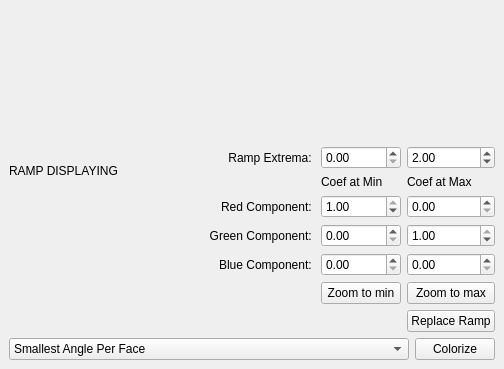
Above: Polyhedron/demo/Polyhedron/Plugins/Display/Display_property.ui from CGAL/cgal before the change. Below: the same form after it.
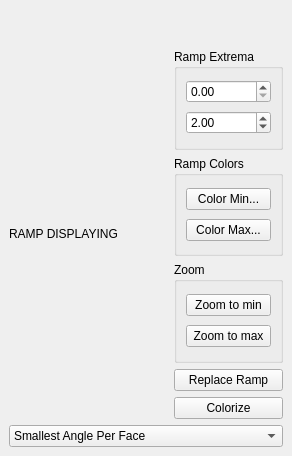
That is the form after the change.

Commit message: Widget rework to gain space

Diff of the .ui file:
```diff
--- a/Polyhedron/demo/Polyhedron/Plugins/Display/Display_property.ui
+++ b/Polyhedron/demo/Polyhedron/Plugins/Display/Display_property.ui
@@ -6,15 +6,28 @@
    <rect>
     <x>0</x>
     <y>0</y>
-    <width>504</width>
-    <height>369</height>
+    <width>292</width>
+    <height>456</height>
    </rect>
   </property>
   <property name="windowTitle">
    <string>Property Displaying</string>
   </property>
   <widget class="QWidget" name="dockWidgetContents">
-   <layout class="QVBoxLayout" name="verticalLayout" stretch="1,0">
+   <layout class="QVBoxLayout" name="verticalLayout" stretch="0,1,0">
+    <item>
+     <spacer name="verticalSpacer">
+      <property name="orientation">
+       <enum>Qt::Vertical</enum>
+      </property>
+      <property name="sizeHint" stdset="0">
+       <size>
+        <width>20</width>
+        <height>40</height>
+       </size>
+      </property>
+     </spacer>
+    </item>
     <item>
      <layout class="QHBoxLayout" name="horizontalLayout_3" stretch="1,0">
       <item>
@@ -26,167 +39,96 @@
       </item>
       <item>
        <layout class="QGridLayout" name="gridLayout">
-        <item row="4" column="0">
-         <widget class="QLabel" name="label_5">
-          <property name="text">
-           <string>Green Component: </string>
-          </property>
-          <property name="alignment">
-           <set>Qt::AlignRight|Qt::AlignTrailing|Qt::AlignVCenter</set>
-          </property>
-         </widget>
-        </item>
-        <item row="3" column="0">
-         <widget class="QLabel" name="label_4">
-          <property name="text">
-           <string>Red Component: </string>
-          </property>
-          <property name="alignment">
-           <set>Qt::AlignRight|Qt::AlignTrailing|Qt::AlignVCenter</set>
-          </property>
-         </widget>
-        </item>
         <item row="1" column="1">
-         <widget class="QDoubleSpinBox" name="minBox"/>
+         <widget class="QGroupBox" name="groupBox">
+          <property name="title">
+           <string>Ramp Extrema</string>
+          </property>
+          <layout class="QVBoxLayout" name="verticalLayout_2">
+           <item>
+            <widget class="QDoubleSpinBox" name="minBox"/>
+           </item>
+           <item>
+            <widget class="QDoubleSpinBox" name="maxBox">
+             <property name="value">
+              <double>2.000000000000000</double>
+             </property>
+            </widget>
+           </item>
+          </layout>
+         </widget>
         </item>
         <item row="3" column="1">
-         <widget class="QDoubleSpinBox" name="redMinBox">
-          <property name="maximum">
-           <double>1.000000000000000</double>
+         <widget class="QGroupBox" name="groupBox_3">
+          <property name="title">
+           <string>Zoom </string>
           </property>
-          <property name="singleStep">
-           <double>0.100000000000000</double>
-          </property>
-          <property name="value">
-           <double>1.000000000000000</double>
-          </property>
+          <layout class="QVBoxLayout" name="verticalLayout_4">
+           <item>
+            <widget class="QPushButton" name="zoomToMinButton">
+             <property name="text">
+              <string>Zoom to min</string>
+             </property>
+            </widget>
+           </item>
+           <item>
+            <widget class="QPushButton" name="zoomToMaxButton">
+             <property name="text">
+              <string>Zoom to max</string>
+             </property>
+            </widget>
+           </item>
+          </layout>
          </widget>
         </item>
-        <item row="5" column="1">
-         <widget class="QDoubleSpinBox" name="blueMinBox">
-          <property name="maximum">
-           <double>1.000000000000000</double>
-          </property>
-          <property name="singleStep">
-           <double>0.100000000000000</double>
-          </property>
-         </widget>
-        </item>
-        <item row="4" column="2">
-         <widget class="QDoubleSpinBox" name="greenMaxBox">
-          <property name="maximum">
-           <double>1.000000000000000</double>
-          </property>
-          <property name="singleStep">
-           <double>0.100000000000000</double>
-          </property>
-          <property name="value">
-           <double>1.000000000000000</double>
-          </property>
-         </widget>
-        </item>
-        <item row="1" column="2">
-         <widget class="QDoubleSpinBox" name="maxBox">
-          <property name="value">
-           <double>2.000000000000000</double>
-          </property>
-         </widget>
-        </item>
-        <item row="2" column="1">
+        <item row="3" column="0">
          <widget class="QLabel" name="label_2">
           <property name="text">
-           <string>Coef at Min</string>
+           <string/>
           </property>
          </widget>
         </item>
-        <item row="3" column="2">
-         <widget class="QDoubleSpinBox" name="redMaxBox">
-          <property name="maximum">
-           <double>1.000000000000000</double>
-          </property>
-          <property name="singleStep">
-           <double>0.100000000000000</double>
-          </property>
-         </widget>
-        </item>
-        <item row="0" column="0">
-         <spacer name="verticalSpacer">
-          <property name="orientation">
-           <enum>Qt::Vertical</enum>
-          </property>
-          <property name="sizeHint" stdset="0">
-           <size>
-            <width>20</width>
-            <height>40</height>
-           </size>
-          </property>
-         </spacer>
-        </item>
-        <item row="7" column="2">
-         <widget class="QPushButton" name="rampButton">
-          <property name="text">
-           <string>Replace Ramp</string>
-          </property>
-         </widget>
-        </item>
-        <item row="2" column="2">
+        <item row="4" column="0">
          <widget class="QLabel" name="label_3">
           <property name="text">
-           <string>Coef at Max</string>
+           <string/>
           </property>
          </widget>
         </item>
-        <item row="5" column="0">
-         <widget class="QLabel" name="label_6">
-          <property name="text">
-           <string>Blue Component: </string>
+        <item row="2" column="1">
+         <widget class="QGroupBox" name="groupBox_2">
+          <property name="title">
+           <string>Ramp Colors</string>
           </property>
-          <property name="alignment">
-           <set>Qt::AlignRight|Qt::AlignTrailing|Qt::AlignVCenter</set>
-          </property>
-         </widget>
-        </item>
-        <item row="5" column="2">
-         <widget class="QDoubleSpinBox" name="blueMaxBox">
-          <property name="maximum">
-           <double>1.000000000000000</double>
-          </property>
-          <property name="singleStep">
-           <double>0.100000000000000</double>
-          </property>
+          <layout class="QVBoxLayout" name="verticalLayout_3">
+           <item>
+            <widget class="QPushButton" name="minColorButton">
+             <property name="text">
+              <string>Color Min...</string>
+             </property>
+            </widget>
+           </item>
+           <item>
+            <widget class="QPushButton" name="maxColorButton">
+             <property name="text">
+              <string>Color Max...</string>
+             </property>
+            </widget>
+           </item>
+          </layout>
          </widget>
         </item>
         <item row="4" column="1">
-         <widget class="QDoubleSpinBox" name="greenMinBox">
-          <property name="maximum">
-           <double>1.000000000000000</double>
-          </property>
-          <property name="singleStep">
-           <double>0.100000000000000</double>
-          </property>
-         </widget>
-        </item>
-        <item row="1" column="0">
-         <widget class="QLabel" name="label">
+         <widget class="QPushButton" name="rampButton">
           <property name="text">
-           <string>Ramp Extrema: </string>
+           <string>Replace Ramp</string>
           </property>
-          <property name="alignment">
-           <set>Qt::AlignRight|Qt::AlignTrailing|Qt::AlignVCenter</set>
-          </property>
          </widget>
         </item>
-        <item row="6" column="2">
-         <widget class="QPushButton" name="zoomToMaxButton">
+        <item row="5" column="1">
+         <widget class="QPushButton" name="colorizeButton">
           <property name="text">
-           <string>Zoom to max</string>
-          </property>
-         </widget>
-        </item>
-        <item row="6" column="1">
-         <widget class="QPushButton" name="zoomToMinButton">
-          <property name="text">
-           <string>Zoom to min</string>
+           <string>Colorize</string>
           </property>
          </widget>
         </item>
@@ -195,7 +137,7 @@
      </layout>
     </item>
     <item>
-     <layout class="QHBoxLayout" name="horizontalLayout" stretch="1,0">
+     <layout class="QHBoxLayout" name="horizontalLayout" stretch="1">
       <item>
        <widget class="QComboBox" name="propertyBox">
         <item>
@@ -210,13 +152,6 @@
         </item>
        </widget>
       </item>
-      <item>
-       <widget class="QPushButton" name="colorizeButton">
-        <property name="text">
-         <string>Colorize</string>
-        </property>
-       </widget>
-      </item>
      </layout>
     </item>
    </layout>
```
The commit also changes 1 other file.
